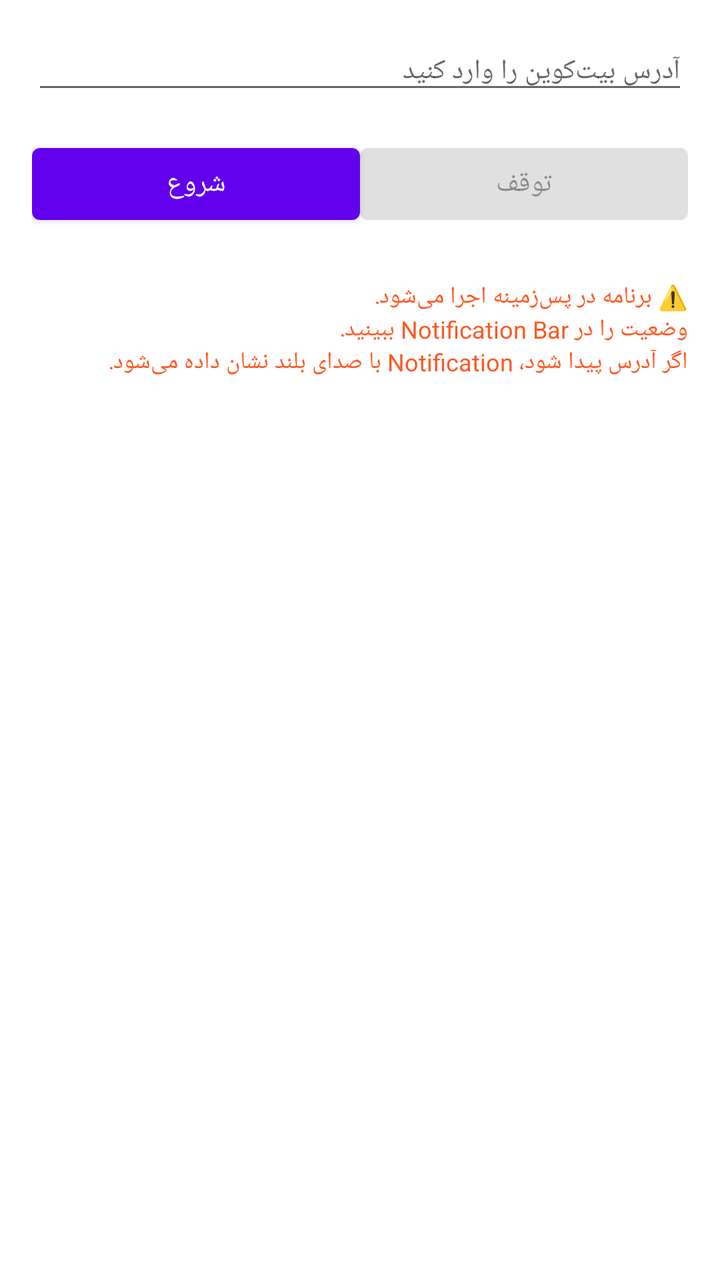
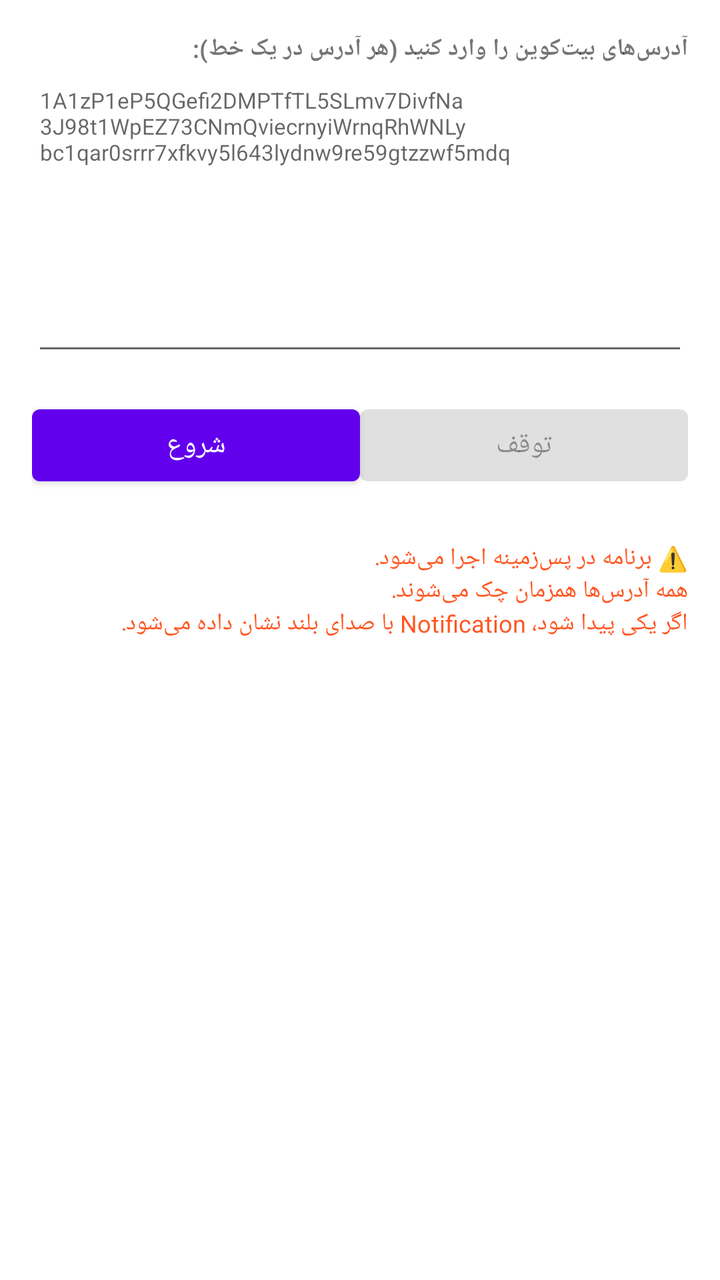

Before-and-after screenshots of an Android layout around one commit, followed by the original layout XML and the change that was made.
<!-- AndroidManifest.xml: application theme Theme.BitcoinBruteForceTest -->
<!-- res/layout/activity_main.xml -->
<?xml version="1.0" encoding="utf-8"?>

<LinearLayout xmlns:android="http://schemas.android.com/apk/res/android"
    android:layout_width="match_parent"
    android:layout_height="match_parent"
    android:orientation="vertical"
    android:padding="16dp">

    <EditText
        android:id="@+id/etAddress"
        android:layout_width="match_parent"
        android:layout_height="wrap_content"
        android:hint="آدرس بیت‌کوین را وارد کنید"
        android:textSize="14sp"
        android:inputType="text" />

    <LinearLayout
        android:layout_width="match_parent"
        android:layout_height="wrap_content"
        android:orientation="horizontal"
        android:layout_marginTop="16dp">

        <Button
            android:id="@+id/btnStart"
            android:layout_width="0dp"
            android:layout_height="wrap_content"
            android:layout_weight="1"
            android:text="شروع" />

        <Button
            android:id="@+id/btnStop"
            android:layout_width="0dp"
            android:layout_height="wrap_content"
            android:layout_weight="1"
            android:text="توقف"
            android:enabled="false" />
    </LinearLayout>

    <TextView
        android:id="@+id/tvResult"
        android:layout_width="match_parent"
        android:layout_height="wrap_content"
        android:text=""
        android:textSize="14sp"
        android:layout_marginTop="24dp"
        android:textStyle="bold"
        android:textColor="#4CAF50"
        android:visibility="gone"
        android:padding="16dp"
        android:background="#E8F5E9" />

    <TextView
        android:layout_width="match_parent"
        android:layout_height="wrap_content"
        android:text="⚠️ برنامه در پس‌زمینه اجرا می‌شود.\nوضعیت را در Notification Bar ببینید.\nاگر آدرس پیدا شود، Notification با صدای بلند نشان داده می‌شود."
        android:textSize="12sp"
        android:layout_marginTop="24dp"
        android:textColor="#FF5722" />

</LinearLayout>
<!-- resources referenced by this layout -->
<resources>
  <style name="Theme.BitcoinBruteForceTest" parent="Theme.MaterialComponents.DayNight.DarkActionBar">
          
          <item name="colorPrimary">@color/purple_500</item>
          <item name="colorPrimaryVariant">@color/purple_700</item>
          <item name="colorOnPrimary">@color/white</item>
          
          
          <item name="colorSecondary">@color/teal_200</item>
          <item name="colorSecondaryVariant">@color/teal_700</item>
          <item name="colorOnSecondary">@color/black</item>
          
          
          <item name="android:statusBarColor">?attr/colorPrimaryVariant</item>
      </style>
  <color name="purple_500">#FF6200EE</color>
  <color name="purple_700">#FF3700B3</color>
  <color name="white">#FFFFFFFF</color>
  <color name="teal_200">#FF03DAC5</color>
  <color name="teal_700">#FF018786</color>
  <color name="black">#FF000000</color>
</resources>

<!-- the commit's change to res/layout/activity_main.xml (unified diff, before → after) -->
@@ -6,13 +6,22 @@
     android:orientation="vertical"
     android:padding="16dp">
 
-    <EditText
-        android:id="@+id/etAddress"
+    <TextView
         android:layout_width="match_parent"
         android:layout_height="wrap_content"
-        android:hint="آدرس بیت‌کوین را وارد کنید"
-        android:textSize="14sp"
-        android:inputType="text" />
+        android:text="آدرس‌های بیت‌کوین را وارد کنید (هر آدرس در یک خط):"
+        android:textSize="12sp"
+        android:textStyle="bold" />
+
+    <EditText
+        android:id="@+id/etAddresses"
+        android:layout_width="match_parent"
+        android:layout_height="150dp"
+        android:hint="1A1zP1eP5QGefi2DMPTfTL5SLmv7DivfNa&#10;3J98t1WpEZ73CNmQviecrnyiWrnqRhWNLy&#10;bc1qar0srrr7xfkvy5l643lydnw9re59gtzzwf5mdq"
+        android:textSize="11sp"
+        android:inputType="textMultiLine"
+        android:gravity="top"
+        android:scrollbars="vertical" />
 
     <LinearLayout
         android:layout_width="match_parent"
@@ -52,7 +61,7 @@
     <TextView
         android:layout_width="match_parent"
         android:layout_height="wrap_content"
-        android:text="⚠️ برنامه در پس‌زمینه اجرا می‌شود.\nوضعیت را در Notification Bar ببینید.\nاگر آدرس پیدا شود، Notification با صدای بلند نشان داده می‌شود."
+        android:text="⚠️ برنامه در پس‌زمینه اجرا می‌شود.\nهمه آدرس‌ها همزمان چک می‌شوند.\nاگر یکی پیدا شود، Notification با صدای بلند نشان داده می‌شود."
         android:textSize="12sp"
         android:layout_marginTop="24dp"
         android:textColor="#FF5722" />
